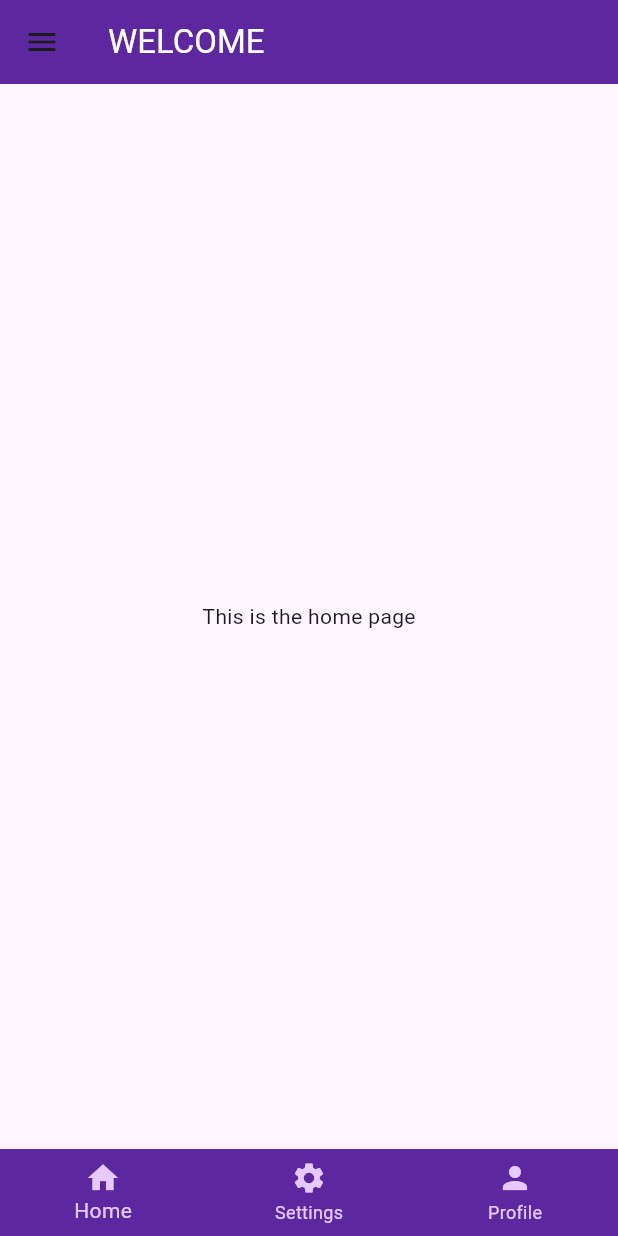
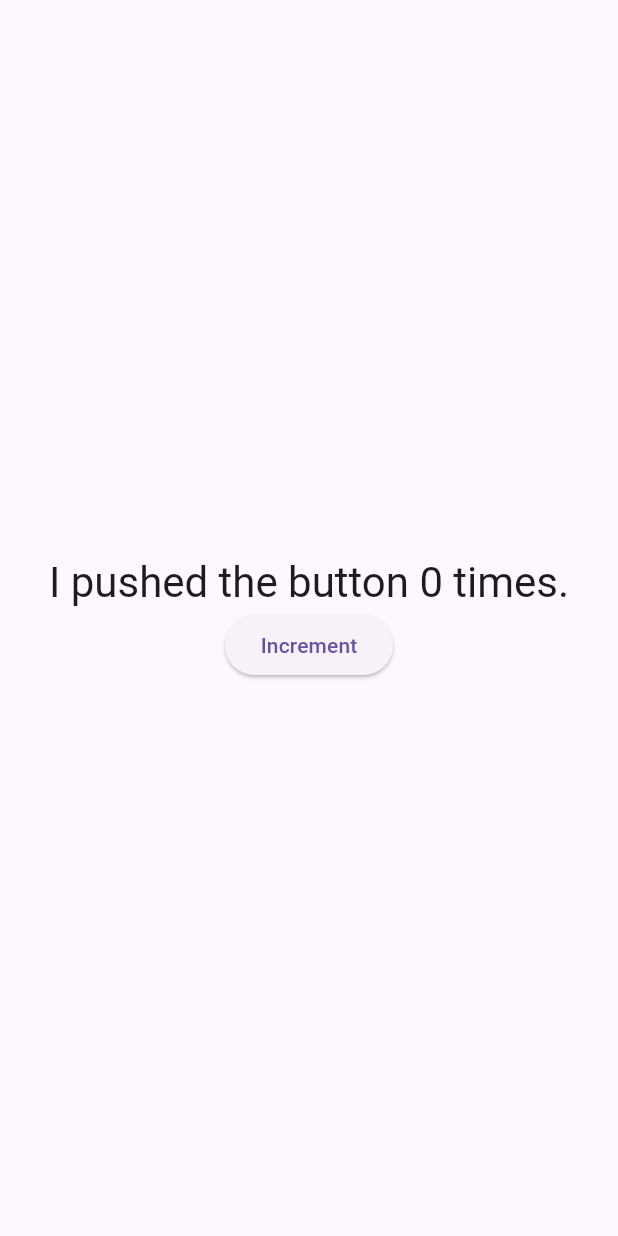
Before and after one commit to tom-sabu/Widgets-In-Flutter, a Flutter app: the screen it shows after launch, on a phone screen of 412 x 824 dp. Run offline on Flutter 3.47's test engine with Material 3 defaults, Android fonts, the phone set to English and light mode, and no system bars.

Commit message:
Stateful Widget: Counter App

```diff
--- a/lib/main.dart
+++ b/lib/main.dart
@@ -1,22 +1,17 @@
 import 'package:flutter/material.dart';
-import 'package:widgets/pages/first_page.dart';
-import 'package:widgets/pages/home_page.dart';
-import 'package:widgets/pages/settings_page.dart';
+import 'pages/counter_page.dart';
 
-void main() => runApp(const MyApp());
+void main() {
+  runApp(const MyApp());
+}
 
 class MyApp extends StatelessWidget {
   const MyApp({super.key});
 
   @override
-  Widget build(BuildContext context){
+  Widget build(BuildContext context) {
     return MaterialApp(
-      debugShowCheckedModeBanner: false,
-      home: FirstPage(),
-      routes: {
-        '/homepage': (context) => HomePage(),
-        "/upsettings": (context) => SettingsPage(),
-      },
+      home: CounterPage(),
     );
   }
 }
--- /dev/null
+++ b/lib/pages/counter_page.dart
@@ -0,0 +1,36 @@
+import 'package:flutter/material.dart';
+
+class CounterPage extends StatefulWidget {
+  const CounterPage({super.key});
+
+  @override
+  State<CounterPage> createState() => _CounterPageState();
+}
+
+class _CounterPageState extends State<CounterPage> {
+
+  int _counter = 0;
+
+  void _incrementCounter() {
+    setState(() {
+      _counter++;
+    });
+  }
+  @override
+  Widget build(BuildContext context) {
+    return Scaffold(
+      body: Center(
+        child: Column(
+          mainAxisAlignment: MainAxisAlignment.center,
+          children: [
+            Text(
+              'I pushed the button $_counter times.',
+              style: Theme.of(context).textTheme.headlineMedium,
+            ),
+            ElevatedButton(onPressed: _incrementCounter, child: Text("Increment"))
+          ],
+        ),
+      ),
+    );
+  }
+}
```
